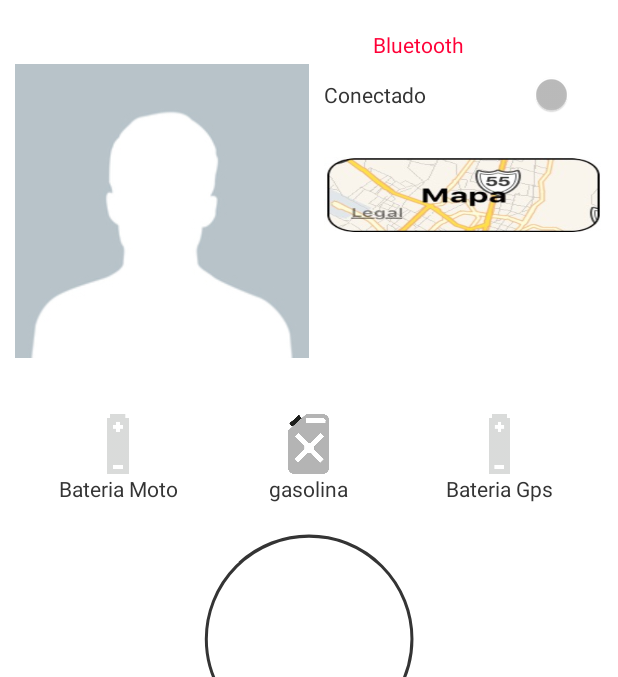
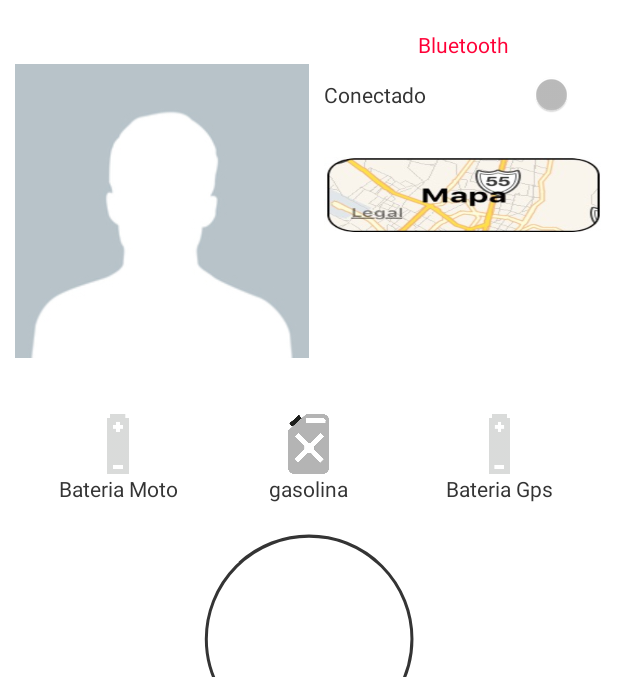
Before and after one commit to oscarivanp/Fire, an Android app: the MainActivity screen opened directly, with no data from a screen before it, on a phone screen of 412 x 824 dp, the part 76-753 px from its top. Run offline under Robolectric (Android 15) with nearby library versions, the light colour scheme and no system bars; libraries missing offline, so code that uses them is left out: com.twitter.sdk, io.fabric.sdk; 3 statements that could not run were skipped.

Commit message:
Initial commit

```diff
--- a/app/src/main/res/layout/activity_main.xml
+++ b/app/src/main/res/layout/activity_main.xml
@@ -101,7 +101,6 @@
     <TextView
         android:id="@+id/txtTituloBluetooth"
         android:layout_width="wrap_content"
-        android:layout_marginRight="30dp"
         android:layout_height="wrap_content"
         android:text="Bluetooth"
         android:gravity="center_horizontal"
```
